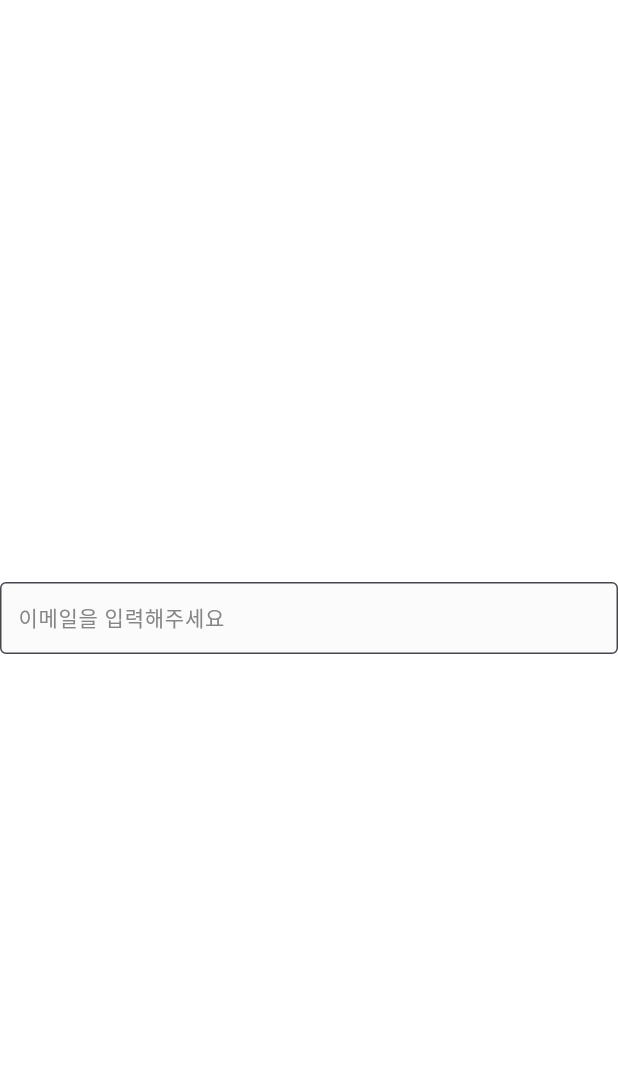
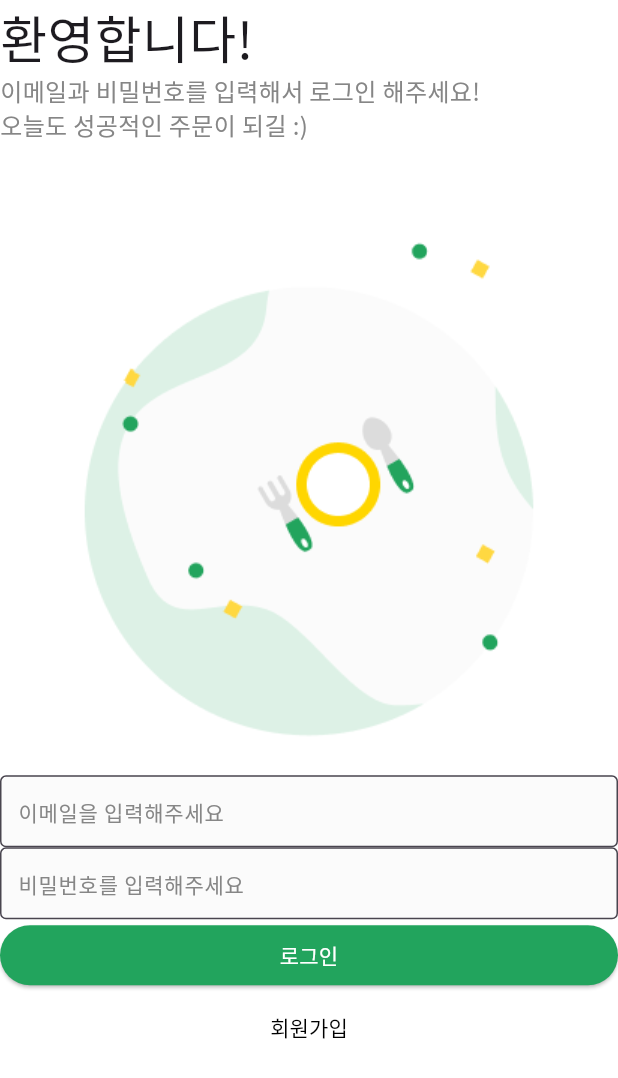
Before and after one commit to lordreign/flutter_study, a Flutter app: the screen it shows after launch, on a phone screen of 412 x 824 dp. Shown: the top 1078 px of the screen. Run offline on Flutter 3.47's test engine with Material 3 defaults, Android fonts, the phone set to English and light mode, and no system bars.

Commit message:
기본틀 구성및 로그인 페이지 추가

```diff
--- a/lib/common/common/custom_text_form_field.dart
+++ b/lib/common/common/custom_text_form_field.dart
@@ -4,24 +4,39 @@ import 'package:flutter/material.dart';
 class CustomTextFormField extends StatelessWidget {
   final String? hintText;
   final String? errorText;
+  final bool obscureText;
+  final bool autofocus;
+  final ValueChanged<String> onChanged;
 
-  const CustomTextFormField({super.key, this.hintText, this.errorText});
+  const CustomTextFormField({
+    super.key,
+    required this.onChanged,
+    this.hintText,
+    this.errorText,
+    this.obscureText = false,
+    this.autofocus = false,
+  });
 
   @override
   Widget build(BuildContext context) {
-    final baseBorder = OutlineInputBorder(
+    const baseBorder = OutlineInputBorder(
       // border side 테두리
       borderSide: BorderSide(
         color: INPUT_BORDER_COLOR,
         width: 1.0,
       ),
     );
+
     return TextFormField(
       cursorColor: PRIMARY_COLOR,
+      // 비밀번호일때
+      obscureText: obscureText,
+      autofocus: autofocus,
+      onChanged: onChanged,
       decoration: InputDecoration(
-        contentPadding: EdgeInsets.all(8.0),
+        contentPadding: const EdgeInsets.all(8.0),
         hintText: hintText,
-        hintStyle: TextStyle(
+        hintStyle: const TextStyle(
           color: BODY_TEXT_COLOR,
           fontSize: 14.0,
         ),
@@ -30,6 +45,11 @@ class CustomTextFormField extends StatelessWidget {
         filled: true,
         fillColor: INPUT_BG_COLOR,
         border: baseBorder,
+        focusedBorder: baseBorder.copyWith(
+          borderSide: baseBorder.borderSide.copyWith(
+            color: PRIMARY_COLOR,
+          ),
+        ),
       ),
     );
   }
--- /dev/null
+++ b/lib/common/layout/default_layout.dart
@@ -0,0 +1,18 @@
+import 'package:flutter/material.dart';
+
+class DefaultLayout extends StatelessWidget {
+  final Widget child;
+
+  const DefaultLayout({
+    super.key,
+    required this.child,
+  });
+
+  @override
+  Widget build(BuildContext context) {
+    return Scaffold(
+      backgroundColor: Colors.white,
+      body: child,
+    );
+  }
+}
--- a/lib/main.dart
+++ b/lib/main.dart
@@ -1,4 +1,4 @@
-import 'package:actual/common/common/custom_text_form_field.dart';
+import 'package:actual/user/view/login_screen.dart';
 import 'package:flutter/material.dart';
 
 void main() {
@@ -11,16 +11,11 @@ class _App extends StatelessWidget {
   @override
   Widget build(BuildContext context) {
     return MaterialApp(
+      theme: ThemeData(
+        fontFamily: 'notoSansKr',
+      ),
       debugShowCheckedModeBanner: false,
-      home: Scaffold(
-        backgroundColor: Colors.white,
-        body: Column(
-          mainAxisAlignment: MainAxisAlignment.center,
-          children: [
-            CustomTextFormField(hintText: '이메일을 입력해주세요'),
-          ],
-        ),
-      ),
+      home: LoginScreen(),
     );
   }
 }
--- /dev/null
+++ b/lib/user/view/login_screen.dart
@@ -0,0 +1,83 @@
+import 'package:actual/common/common/custom_text_form_field.dart';
+import 'package:actual/common/const/colors.dart';
+import 'package:actual/common/layout/default_layout.dart';
+import 'package:flutter/material.dart';
+
+class LoginScreen extends StatelessWidget {
+  const LoginScreen({super.key});
+
+  @override
+  Widget build(BuildContext context) {
+    return DefaultLayout(
+      child: SafeArea(
+        top: true,
+        bottom: false,
+        child: Column(
+          crossAxisAlignment: CrossAxisAlignment.stretch,
+          children: [
+            _Title(),
+            _SubTitle(),
+            Image.asset(
+              'asset/img/misc/logo.png',
+              width: MediaQuery.of(context).size.width / 3 * 2,
+            ),
+            CustomTextFormField(
+              hintText: '이메일을 입력해주세요',
+              onChanged: (String value) {},
+            ),
+            CustomTextFormField(
+              hintText: '비밀번호를 입력해주세요',
+              onChanged: (String value) {},
+              obscureText: true,
+            ),
+            ElevatedButton(
+              onPressed: () {},
+              child: const Text('로그인'),
+              style: ElevatedButton.styleFrom(
+                backgroundColor: PRIMARY_COLOR,
+                foregroundColor: Colors.white,
+              ),
+            ),
+            TextButton(
+              onPressed: () {},
+              child: const Text('회원가입'),
+              style: ElevatedButton.styleFrom(
+                foregroundColor: Colors.black,
+              ),
+            ),
+          ],
+        ),
+      ),
+    );
+  }
+}
+
+class _Title extends StatelessWidget {
+  const _Title({super.key});
+
+  @override
+  Widget build(BuildContext context) {
+    return const Text(
+      '환영합니다!',
+      style: TextStyle(
+        fontSize: 34.0,
+        fontWeight: FontWeight.w500,
+      ),
+    );
+  }
+}
+
+class _SubTitle extends StatelessWidget {
+  const _SubTitle({super.key});
+
+  @override
+  Widget build(BuildContext context) {
+    return const Text(
+      '이메일과 비밀번호를 입력해서 로그인 해주세요!\n오늘도 성공적인 주문이 되길 :)',
+      style: TextStyle(
+        fontSize: 16.0,
+        color: BODY_TEXT_COLOR,
+      ),
+    );
+  }
+}
```
